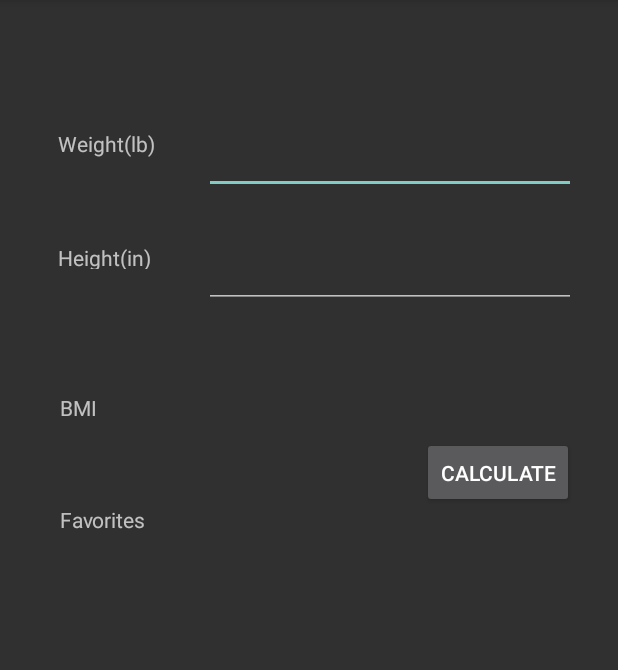
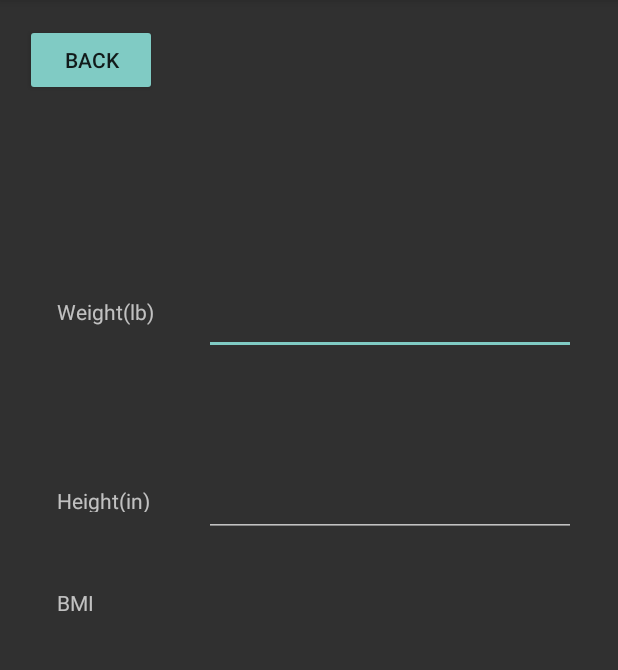
Before and after one commit to ABlayzeD/BACpac, an Android app: the UserProfile screen opened directly, with no data from a screen before it, on a phone screen of 412 x 824 dp, the part 84-754 px from its top. Run offline under Robolectric (Android 15) with nearby library versions, the phone set to English and light mode, and no system bars.

Commit message:
Fixing Everything today

```diff
--- a/BacPacApp/app/src/main/res/layout/activity_user.xml
+++ b/BacPacApp/app/src/main/res/layout/activity_user.xml
@@ -5,6 +5,23 @@
     android:layout_width="match_parent"
     android:layout_height="match_parent"
     tools:context=".UserProfile">
+
+    <Button
+        android:id="@+id/cancel4"
+        style="@style/Widget.AppCompat.Button.Colored"
+        android:layout_width="wrap_content"
+        android:layout_height="wrap_content"
+        android:layout_marginStart="16dp"
+        android:layout_marginLeft="16dp"
+        android:layout_marginTop="16dp"
+        android:layout_marginEnd="307dp"
+        android:layout_marginRight="307dp"
+        android:layout_marginBottom="40dp"
+        app:layout_constraintBottom_toTopOf="@+id/buttonlayout"
+        app:layout_constraintEnd_toEndOf="parent"
+        app:layout_constraintStart_toStartOf="parent"
+        app:layout_constraintTop_toTopOf="parent"
+        tools:text="Button" />
 
     <android.support.design.widget.TextInputLayout
         android:id="@+id/textInputLayout"
@@ -21,7 +38,7 @@
         app:layout_constraintHorizontal_bias="1.0"
         app:layout_constraintStart_toStartOf="parent"
         app:layout_constraintTop_toTopOf="parent"
-        app:layout_constraintVertical_bias="0.092">
+        app:layout_constraintVertical_bias="0.247">
 
         <android.support.design.widget.TextInputEditText
             android:id="@+id/w"
@@ -45,7 +62,7 @@
         app:layout_constraintHorizontal_bias="1.0"
         app:layout_constraintStart_toStartOf="parent"
         app:layout_constraintTop_toTopOf="parent"
-        app:layout_constraintVertical_bias="0.206">
+        app:layout_constraintVertical_bias="0.429">
 
         <android.support.design.widget.TextInputEditText
             android:id="@+id/h"
@@ -59,11 +76,11 @@
         android:layout_height="20dp"
         android:text="Weight(lb)"
         app:layout_constraintBottom_toBottomOf="parent"
-        app:layout_constraintHorizontal_bias="0.116"
+        app:layout_constraintHorizontal_bias="0.113"
         app:layout_constraintLeft_toLeftOf="parent"
         app:layout_constraintRight_toRightOf="parent"
         app:layout_constraintTop_toTopOf="parent"
-        app:layout_constraintVertical_bias="0.115" />
+        app:layout_constraintVertical_bias="0.265" />
 
     <TextView
         android:id="@+id/textView"
@@ -72,10 +89,10 @@
         android:text="Height(in)"
         app:layout_constraintBottom_toBottomOf="parent"
         app:layout_constraintEnd_toEndOf="parent"
-        app:layout_constraintHorizontal_bias="0.119"
+        app:layout_constraintHorizontal_bias="0.117"
         app:layout_constraintStart_toStartOf="parent"
         app:layout_constraintTop_toTopOf="parent"
-        app:layout_constraintVertical_bias="0.216" />
+        app:layout_constraintVertical_bias="0.432" />
 
     <TextView
         android:id="@+id/textView2"
@@ -84,22 +101,10 @@
         android:text="BMI"
         app:layout_constraintBottom_toBottomOf="parent"
         app:layout_constraintEnd_toEndOf="parent"
-        app:layout_constraintHorizontal_bias="0.119"
+        app:layout_constraintHorizontal_bias="0.113"
         app:layout_constraintStart_toStartOf="parent"
         app:layout_constraintTop_toTopOf="parent"
-        app:layout_constraintVertical_bias="0.35" />
-
-    <TextView
-        android:id="@+id/textView3"
-        android:layout_width="76dp"
-        android:layout_height="20dp"
-        android:text="Favorites"
-        app:layout_constraintBottom_toBottomOf="parent"
-        app:layout_constraintEnd_toEndOf="parent"
-        app:layout_constraintHorizontal_bias="0.119"
-        app:layout_constraintStart_toStartOf="parent"
-        app:layout_constraintTop_toTopOf="parent"
-        app:layout_constraintVertical_bias="0.45" />
+        app:layout_constraintVertical_bias="0.524" />
 
     <TextView
         android:id="@+id/bmi"
@@ -110,7 +115,7 @@
         app:layout_constraintHorizontal_bias="0.086"
         app:layout_constraintStart_toEndOf="@+id/textView2"
         app:layout_constraintTop_toTopOf="parent"
-        app:layout_constraintVertical_bias="0.35" />
+        app:layout_constraintVertical_bias="0.524" />
 
     <Button
         android:id="@+id/calc"
@@ -126,6 +131,24 @@
         app:layout_constraintEnd_toEndOf="parent"
         app:layout_constraintHorizontal_bias="0.393"
         app:layout_constraintStart_toStartOf="parent"
-        app:layout_constraintTop_toBottomOf="@+id/bmi" />
+        app:layout_constraintTop_toBottomOf="@+id/bmi"
+        app:layout_constraintVertical_bias="0.0" />
+
+    <TextView
+        android:id="@+id/name"
+        android:layout_width="wrap_content"
+        android:layout_height="wrap_content"
+        android:layout_marginStart="8dp"
+        android:layout_marginLeft="8dp"
+        android:layout_marginTop="16dp"
+        android:layout_marginEnd="8dp"
+        android:layout_marginRight="8dp"
+        android:layout_marginBottom="8dp"
+        app:layout_constraintBottom_toBottomOf="parent"
+        app:layout_constraintEnd_toEndOf="parent"
+        app:layout_constraintHorizontal_bias="0.116"
+        app:layout_constraintStart_toStartOf="parent"
+        app:layout_constraintTop_toTopOf="parent"
+        app:layout_constraintVertical_bias="0.154" />
 
 </android.support.constraint.ConstraintLayout>
```
